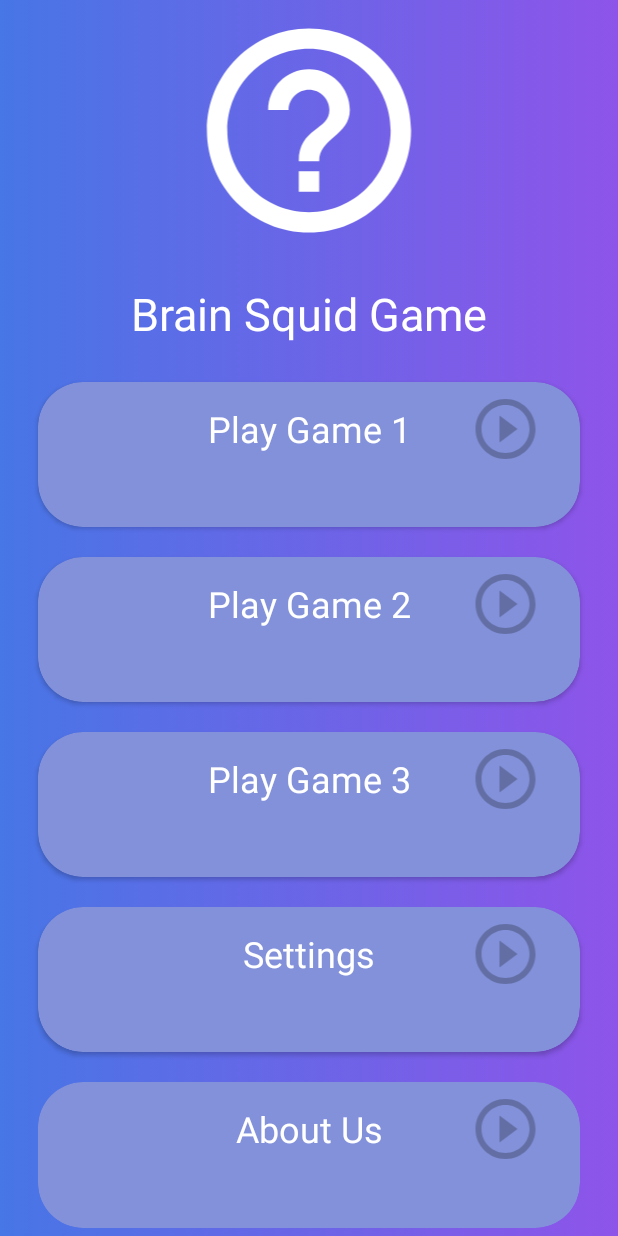
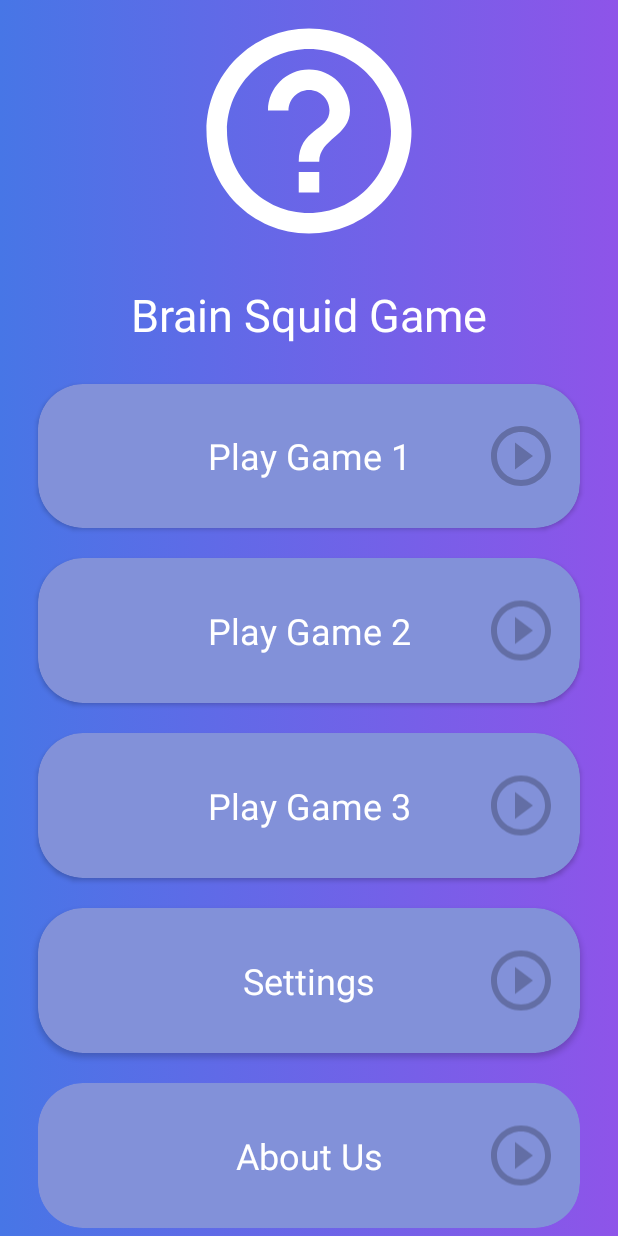
Before and after one commit to MrUchqun/BrainSquidGame, an Android app: the screen it shows after launch (MainActivity), on a phone screen of 412 x 824 dp. Run offline under Robolectric (Android 15) with nearby library versions, the phone set to English and light mode, and no system bars.

Commit message:
Update activity main

```diff
--- a/app/src/main/res/layout/activity_main.xml
+++ b/app/src/main/res/layout/activity_main.xml
@@ -40,14 +40,14 @@
                 android:layout_width="match_parent"
                 app:cardCornerRadius="30dp"
                 android:layout_height="0dp"
-                android:layout_weight="17"
+                android:layout_weight="15"
                 android:focusable="true"
                 android:layout_marginRight="20dp"
                 android:layout_marginLeft="20dp">
 
                 <FrameLayout
                     android:layout_width="match_parent"
-                    android:layout_height="wrap_content">
+                    android:layout_height="match_parent">
                     <LinearLayout
                         android:layout_width="match_parent"
                         android:layout_height="match_parent"
@@ -70,15 +70,15 @@
                         android:orientation="horizontal"
                         android:gravity="right"
                         android:weightSum="4"
-                        android:paddingVertical="7dp"
-                        app:cardBackgroundColor="#5E5B5B">
+                        app:cardBackgroundColor="#5E5B5B"
+                        tools:ignore="RtlHardcoded">
 
                         <ImageView
-                            android:layout_width="0dp"
-                            android:layout_height="wrap_content"
-                            android:layout_weight="1"
-                            android:layout_marginEnd="5dp"
-                            android:src="@drawable/ic_baseline_play_circle_outline_24" />
+                            android:layout_width="wrap_content"
+                            android:layout_height="match_parent"
+                            android:layout_marginEnd="15dp"
+                            android:src="@drawable/ic_baseline_play_circle_outline_24"
+                            android:contentDescription="@string/iconic_play" />
 
                     </LinearLayout>
                 </FrameLayout>
@@ -94,14 +94,14 @@
                 android:layout_width="match_parent"
                 app:cardCornerRadius="30dp"
                 android:layout_height="0dp"
-                android:layout_weight="17"
+                android:layout_weight="15"
                 android:focusable="true"
                 android:layout_marginRight="20dp"
                 android:layout_marginLeft="20dp">
 
                 <FrameLayout
                     android:layout_width="match_parent"
-                    android:layout_height="wrap_content">
+                    android:layout_height="match_parent">
                     <LinearLayout
                         android:layout_width="match_parent"
                         android:layout_height="match_parent"
@@ -125,14 +125,15 @@
                         android:gravity="right"
                         android:weightSum="4"
                         android:paddingVertical="7dp"
-                        app:cardBackgroundColor="#5E5B5B">
+                        app:cardBackgroundColor="#5E5B5B"
+                        tools:ignore="RtlHardcoded">
 
                         <ImageView
-                            android:layout_width="0dp"
-                            android:layout_height="wrap_content"
-                            android:layout_weight="1"
-                            android:layout_marginEnd="5dp"
-                            android:src="@drawable/ic_baseline_play_circle_outline_24" />
+                            android:layout_width="wrap_content"
+                            android:layout_height="match_parent"
+                            android:layout_marginEnd="15dp"
+                            android:src="@drawable/ic_baseline_play_circle_outline_24"
+                            android:contentDescription="@string/iconic_play" />
 
                     </LinearLayout>
                 </FrameLayout>
@@ -148,14 +149,14 @@
                 android:layout_width="match_parent"
                 app:cardCornerRadius="30dp"
                 android:layout_height="0dp"
-                android:layout_weight="17"
+                android:layout_weight="15"
                 android:focusable="true"
                 android:layout_marginRight="20dp"
                 android:layout_marginLeft="20dp">
 
                 <FrameLayout
                     android:layout_width="match_parent"
-                    android:layout_height="wrap_content">
+                    android:layout_height="match_parent">
                     <LinearLayout
                         android:layout_width="match_parent"
                         android:layout_height="match_parent"
@@ -179,14 +180,15 @@
                         android:gravity="right"
                         android:weightSum="4"
                         android:paddingVertical="7dp"
-                        app:cardBackgroundColor="#5E5B5B">
+                        app:cardBackgroundColor="#5E5B5B"
+                        tools:ignore="RtlHardcoded">
 
                         <ImageView
-                            android:layout_width="0dp"
-                            android:layout_height="wrap_content"
-                            android:layout_weight="1"
-                            android:layout_marginEnd="5dp"
-                            android:src="@drawable/ic_baseline_play_circle_outline_24" />
+                            android:layout_width="wrap_content"
+                            android:layout_height="match_parent"
+                            android:layout_marginEnd="15dp"
+                            android:src="@drawable/ic_baseline_play_circle_outline_24"
+                            android:contentDescription="@string/iconic_play" />
 
                     </LinearLayout>
                 </FrameLayout>
@@ -202,14 +204,14 @@
                 android:layout_width="match_parent"
                 app:cardCornerRadius="30dp"
                 android:layout_height="0dp"
-                android:layout_weight="17"
+                android:layout_weight="15"
                 android:focusable="true"
                 android:layout_marginRight="20dp"
                 android:layout_marginLeft="20dp">
 
                 <FrameLayout
                     android:layout_width="match_parent"
-                    android:layout_height="wrap_content">
+                    android:layout_height="match_parent">
                     <LinearLayout
                         android:layout_width="match_parent"
                         android:layout_height="match_parent"
@@ -233,14 +235,15 @@
                         android:gravity="right"
                         android:weightSum="4"
                         android:paddingVertical="7dp"
-                        app:cardBackgroundColor="#5E5B5B">
+                        app:cardBackgroundColor="#5E5B5B"
+                        tools:ignore="RtlHardcoded">
 
                         <ImageView
-                            android:layout_width="0dp"
-                            android:layout_height="wrap_content"
-                            android:layout_weight="1"
-                            android:layout_marginEnd="5dp"
-                            android:src="@drawable/ic_baseline_play_circle_outline_24" />
+                            android:layout_width="wrap_content"
+                            android:layout_height="match_parent"
+                            android:layout_marginEnd="15dp"
+                            android:src="@drawable/ic_baseline_play_circle_outline_24"
+                            android:contentDescription="@string/iconic_play" />
 
                     </LinearLayout>
                 </FrameLayout>
@@ -256,14 +259,14 @@
                 android:layout_width="match_parent"
                 app:cardCornerRadius="30dp"
                 android:layout_height="0dp"
-                android:layout_weight="17"
+                android:layout_weight="15"
                 android:focusable="true"
                 android:layout_marginRight="20dp"
                 android:layout_marginLeft="20dp">
 
                 <FrameLayout
                     android:layout_width="match_parent"
-                    android:layout_height="wrap_content">
+                    android:layout_height="match_parent">
                     <LinearLayout
                         android:layout_width="match_parent"
                         android:layout_height="match_parent"
@@ -287,14 +290,15 @@
                         android:gravity="right"
                         android:weightSum="4"
                         android:paddingVertical="7dp"
-                        app:cardBackgroundColor="#5E5B5B">
+                        app:cardBackgroundColor="#5E5B5B"
+                        tools:ignore="RtlHardcoded">
 
                         <ImageView
-                            android:layout_width="0dp"
-                            android:layout_height="wrap_content"
-                            android:layout_weight="1"
-                            android:layout_marginEnd="5dp"
-                            android:src="@drawable/ic_baseline_play_circle_outline_24" />
+                            android:layout_width="wrap_content"
+                            android:layout_height="match_parent"
+                            android:layout_marginEnd="15dp"
+                            android:src="@drawable/ic_baseline_play_circle_outline_24"
+                            android:contentDescription="@string/iconic_play" />
 
                     </LinearLayout>
                 </FrameLayout>
--- a/app/src/main/res/values/strings.xml
+++ b/app/src/main/res/values/strings.xml
@@ -7,4 +7,5 @@
     <string name="game_3_name">Play Game 3</string>
     <string name="settings">Settings</string>
     <string name="about_us">About Us</string>
+    <string name="iconic_play">Play picture iconic</string>
 </resources>
```
